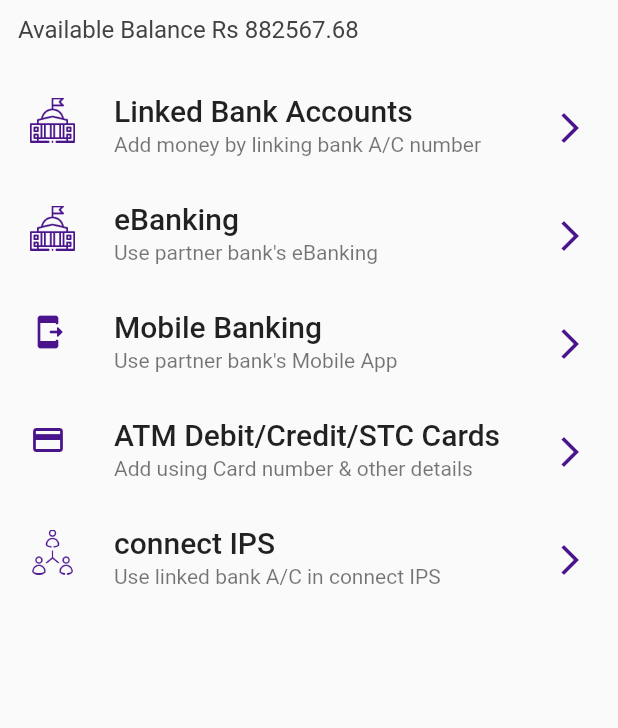
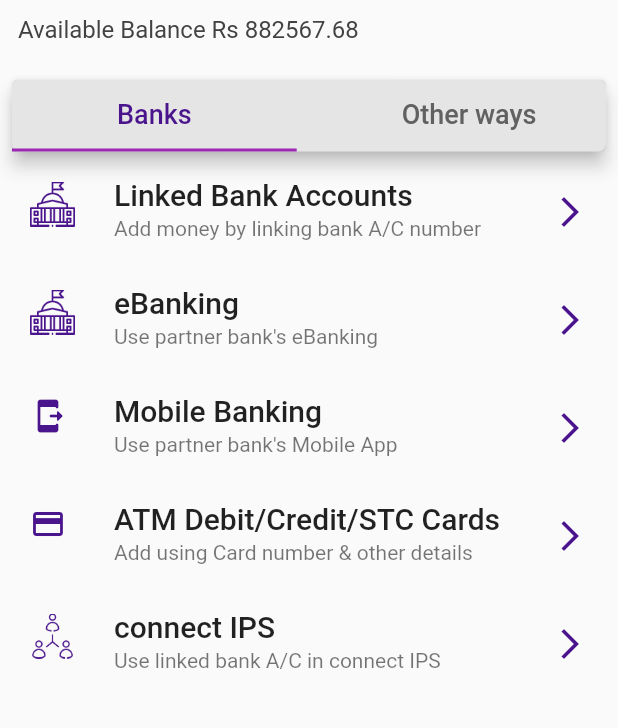
Before and after one commit to upasana-khatiwada/khalti_clone_ui_only, a Flutter app: the AddMoney screen opened directly, on a phone screen of 412 x 824 dp, the part 93-821 px from its top. Run offline on Flutter 3.47's test engine with Material 2 defaults, Android fonts, the phone set to English and light mode, and no system bars; our stand-ins replace carousel_slider, persistent_bottom_nav_bar.

Commit message:
add money and send money done

```diff
--- /dev/null
+++ b/lib/Appbar functions/Add money/add_money.dart
@@ -0,0 +1,116 @@
+import 'package:flutter/material.dart';
+ import 'bank_tab.dart';
+ import 'otherways_tab.dart';
+
+class AddMoney extends StatefulWidget {
+  const AddMoney({Key? key}) : super(key: key);
+  @override
+  State<AddMoney> createState() => _AddMoneyState();
+}
+
+class _AddMoneyState extends State<AddMoney> with TickerProviderStateMixin {
+  @override
+  Widget build(BuildContext context) {
+    TabController tabController = TabController(length: 2, vsync: this);
+    return Scaffold(
+      body: Padding(
+        padding: const EdgeInsets.all(4),
+        child: Column(
+          crossAxisAlignment: CrossAxisAlignment.start,
+          children: [
+            const SizedBox(
+              height: 30,
+            ),
+            Padding(
+              padding: const EdgeInsets.symmetric(horizontal: 8),
+              child: Text(
+                "Add Money",
+                style: TextStyle(
+                    color: Colors.purple.shade900,
+                    fontSize: 24,
+                    fontWeight: FontWeight.bold),
+              ),
+            ),
+            const SizedBox(
+              height: 10,
+            ),
+            Padding(
+              padding: const EdgeInsets.symmetric(horizontal: 8),
+              child: Text(
+                "Available Balance Rs 882567.68",
+                style: TextStyle(
+                    fontSize: 16,
+                    //fontWeight: FontWeight.bold,
+                    color: Colors.grey.shade800),
+              ),
+            ),
+            const SizedBox(
+              height: 20,
+            ),
+
+            Card(
+              shape: RoundedRectangleBorder(
+                  borderRadius: BorderRadius.circular(5)),
+              elevation: 5,
+              child: Container(
+                decoration: BoxDecoration(
+                  color: Colors.black.withOpacity(0.1),
+                  borderRadius: BorderRadius.circular(4),
+                ),
+                child: TabBar(
+
+                  //adding color in which tabbaris used
+                  // indicator: BoxDecoration(
+                  //   borderRadius: BorderRadius.circular(4),
+                  //   color: Colors.orange,
+                  // ),
+                  controller: tabController,
+                  isScrollable: true,
+                  labelColor: Colors.purple.shade900,
+                  unselectedLabelColor: Colors.grey.shade700,
+                  labelPadding: const EdgeInsets.symmetric(horizontal: 70),
+                  tabs: const [
+                    Tab(child: Text(
+                  "Banks",
+                  style: TextStyle(
+                       fontSize: 18),
+                ),),
+                Tab(
+                child: Text(
+                  "Other ways",
+                  style: TextStyle(
+
+                      fontSize: 18),
+                ),
+              )
+
+                  ],)
+              ),
+            ),
+            Expanded(child: TabBarView(
+              controller: tabController,
+              children: const <Widget>[
+                // ListView.builder(
+                //   physics: const BouncingScrollPhysics(),
+                //   shrinkWrap: true,
+                //   itemCount: 5,
+                //   itemBuilder: (context,index){
+                //     return const Card(
+                //       margin: EdgeInsets.symmetric(horizontal: 30,vertical: 10),
+                //       BankTab(),
+
+                //     );
+                //   },
+                //   )
+                BankTab(),
+                OtherWaysTab(),
+
+
+
+            ],))
+          ],
+        ),
+      ),
+    );
+  }
+}
--- /dev/null
+++ b/lib/Appbar functions/Add money/bank_tab.dart
@@ -0,0 +1,97 @@
+import 'package:flutter/material.dart';
+
+class BankTab extends StatelessWidget {
+  const BankTab({super.key});
+
+  @override
+  Widget build(BuildContext context) {
+    return Column(
+      children: [
+        ListTile(
+                  leading: Image(
+                      height: 30,
+                      width: 30,
+                      color: Colors.purple.shade900,
+                      image: const AssetImage("image/Government_services.png")),
+                  title: const Text(
+                    "Linked Bank Accounts",
+                    style: TextStyle(fontWeight: FontWeight.w500, fontSize: 20),
+                  ),
+                  subtitle: const Text("Add money by linking bank A/C number"),
+                  trailing: Icon(
+                    Icons.arrow_forward_ios,
+                    color: Colors.purple.shade900,
+                  ),
+                  // onTap: () {
+                  //   Navigator.push(context,
+                  //       MaterialPageRoute(builder: (BuildContext context) {
+                  //     return const KYCdetails();
+                  //   }));
+                  // },
+                ),
+                ListTile(
+                  leading: Image(
+                      height: 30,
+                      width: 30,
+                      color: Colors.purple.shade900,
+                      image: const AssetImage("image/Government_services.png")),
+                  title: const Text(
+                    "eBanking",
+                    style: TextStyle(fontWeight: FontWeight.w500, fontSize: 20),
+                  ),
+                  subtitle: const Text("Use partner bank's eBanking"),
+                  trailing: Icon(
+                    Icons.arrow_forward_ios,
+                    color: Colors.purple.shade900,
+                  ),
+                ),
+                ListTile(
+                  leading: Icon(
+                    Icons.send_to_mobile_rounded,
+                    color: Colors.purple.shade900,
+                  ),
+                  title: const Text(
+                    "Mobile Banking",
+                    style: TextStyle(fontWeight: FontWeight.w500, fontSize: 20),
+                  ),
+                  subtitle: const Text("Use partner bank's Mobile App"),
+                  trailing: Icon(
+                    Icons.arrow_forward_ios,
+                    color: Colors.purple.shade900,
+                  ),
+                ),
+                ListTile(
+                  leading: Icon(
+                    Icons.credit_card,
+                    color: Colors.purple.shade900,
+                  ),
+                  title: const Text(
+                    "ATM Debit/Credit/STC Cards",
+                    style: TextStyle(fontWeight: FontWeight.w500, fontSize: 20),
+                  ),
+                  subtitle: const Text("Add using Card number & other details"),
+                  trailing: Icon(
+                    Icons.arrow_forward_ios,
+                    color: Colors.purple.shade900,
+                  ),
+                ),
+                ListTile(
+                  leading: Image(
+                      height: 30,
+                      width: 30,
+                      color: Colors.purple.shade900,
+                      image: const AssetImage("image/social-network.png")),
+                  title: const Text(
+                    "connect IPS",
+                    style: TextStyle(fontWeight: FontWeight.w500, fontSize: 20),
+                  ),
+                  subtitle: const Text("Use linked bank A/C in connect IPS"),
+                  trailing: Icon(
+                    Icons.arrow_forward_ios,
+                    color: Colors.purple.shade900,
+                  ),
+                ),
+      ],
+    );
+  }
+}
--- a/lib/Appbar functions/add_money.dart
+++ /dev/null
@@ -1,109 +0,0 @@
-import 'package:flutter/material.dart';
-
-class AddMoney extends StatefulWidget {
-  const AddMoney({super.key});
-
-  @override
-  State<AddMoney> createState() => _AddMoneyState();
-}
-
-class _AddMoneyState extends State<AddMoney> {
-  @override
-  Widget build(BuildContext context) {
-    return Scaffold(
-      body: SingleChildScrollView(
-        child: Padding(
-          padding: const EdgeInsets.all(4),
-          child: Column(
-            crossAxisAlignment: CrossAxisAlignment.start,
-            children: [
-              const SizedBox(
-                height: 30,
-              ),
-              Padding(
-                padding: const EdgeInsets.symmetric(horizontal: 8),
-                child: Text(
-                  "Add Money",
-                  style: TextStyle(
-                      color: Colors.purple.shade900,
-                      fontSize: 24,
-                      fontWeight: FontWeight.bold),
-                ),
-              ),
-              const SizedBox(
-                height: 10,
-              ),
-              Padding(
-                padding: const EdgeInsets.symmetric(horizontal: 8),
-                child: Text(
-                  "Available Balance Rs 882567.68",
-                  style: TextStyle(
-                      fontSize: 16,
-                      //fontWeight: FontWeight.bold,
-                      color: Colors.grey.shade800),
-                ),
-              ),
-              const SizedBox(
-                height: 20,
-              ),
-               ListTile(
-                leading: Image(
-                  height: 30,
-                  width: 30,
-                  color: Colors.purple.shade900,
-                  image: const AssetImage("image/Government_services.png")),
-                title: const Text("Linked Bank Accounts",style: TextStyle(fontWeight: FontWeight.w500,fontSize: 20),),
-                subtitle: const Text("Add money by linking bank A/C number"),
-                trailing:  Icon(Icons.arrow_forward_ios,color: Colors.purple.shade900,),
-                // onTap: () {
-                //   Navigator.push(context,
-                //       MaterialPageRoute(builder: (BuildContext context) {
-                //     return const KYCdetails();
-                //   }));
-                // },
-              ),
-              ListTile(
-                leading: Image(
-                  height: 30,
-                  width: 30,
-                  color: Colors.purple.shade900,
-                  image: const AssetImage("image/Government_services.png")),
-                title: const Text("eBanking",style: TextStyle(fontWeight: FontWeight.w500,fontSize: 20),),
-                subtitle: const Text("Use partner bank's eBanking"),
-                trailing:  Icon(Icons.arrow_forward_ios,color: Colors.purple.shade900,),
-
-              ),
-               ListTile(
-                leading:  Icon(Icons.send_to_mobile_rounded,color: Colors.purple.shade900,),
-                title: const Text("Mobile Banking",style: TextStyle(fontWeight: FontWeight.w500,fontSize: 20),),
-                subtitle: const Text("Use partner bank's Mobile App"),
-                trailing:  Icon(Icons.arrow_forward_ios,color: Colors.purple.shade900,),
-
-              ),
-               ListTile(
-                leading:  Icon(Icons.credit_card,color: Colors.purple.shade900,),
-                title: const Text("ATM Debit/Credit/STC Cards",style: TextStyle(fontWeight: FontWeight.w500,fontSize: 20),),
-                subtitle: const Text("Add using Card number & other details"),
-                trailing:  Icon(Icons.arrow_forward_ios,color: Colors.purple.shade900,),
-
-              ),
-               ListTile(
-                leading: Image(
-                  height: 30,
-                  width: 30,
-                  color: Colors.purple.shade900,
-                  image: const AssetImage("image/social-network.png")),
-                title: const Text("connect IPS",style: TextStyle(fontWeight: FontWeight.w500,fontSize: 20),),
-                subtitle: const Text("Use linked bank A/C in connect IPS"),
-                trailing:  Icon(Icons.arrow_forward_ios,color: Colors.purple.shade900,),
-
-              ),
-
-
-            ],
-          ),
-        ),
-      ),
-    );
-  }
-}
```
Also changed, not shown: lib/Appbar functions/Add money/otherways_tab.dart (added, +133 -0 lines), lib/Pages/support.dart (+15 -15 lines).
